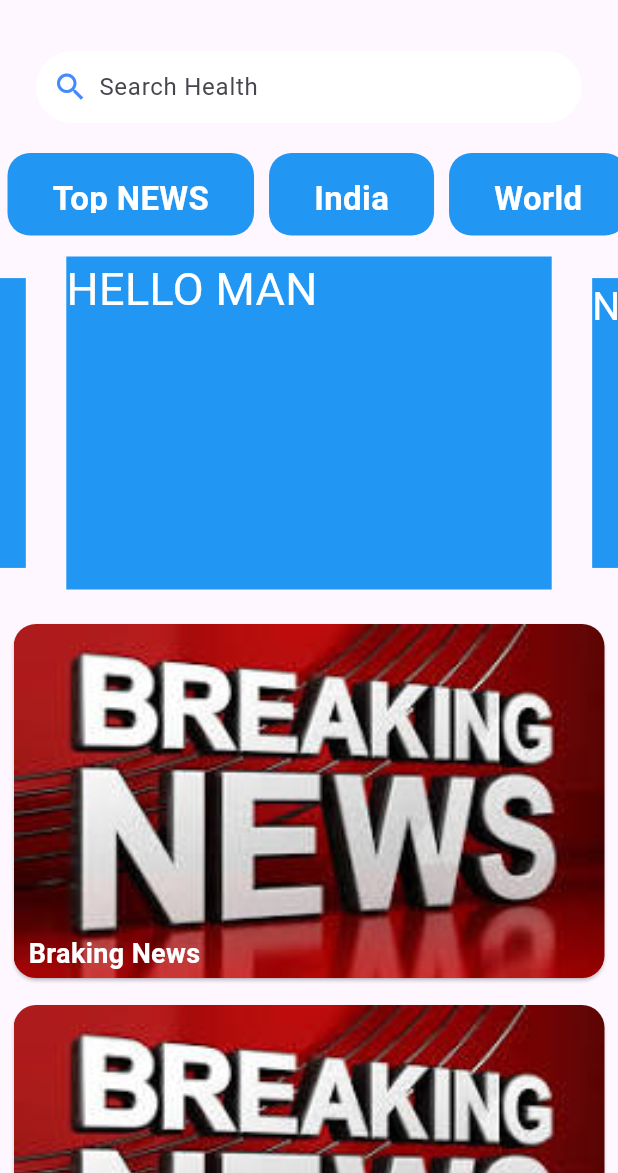
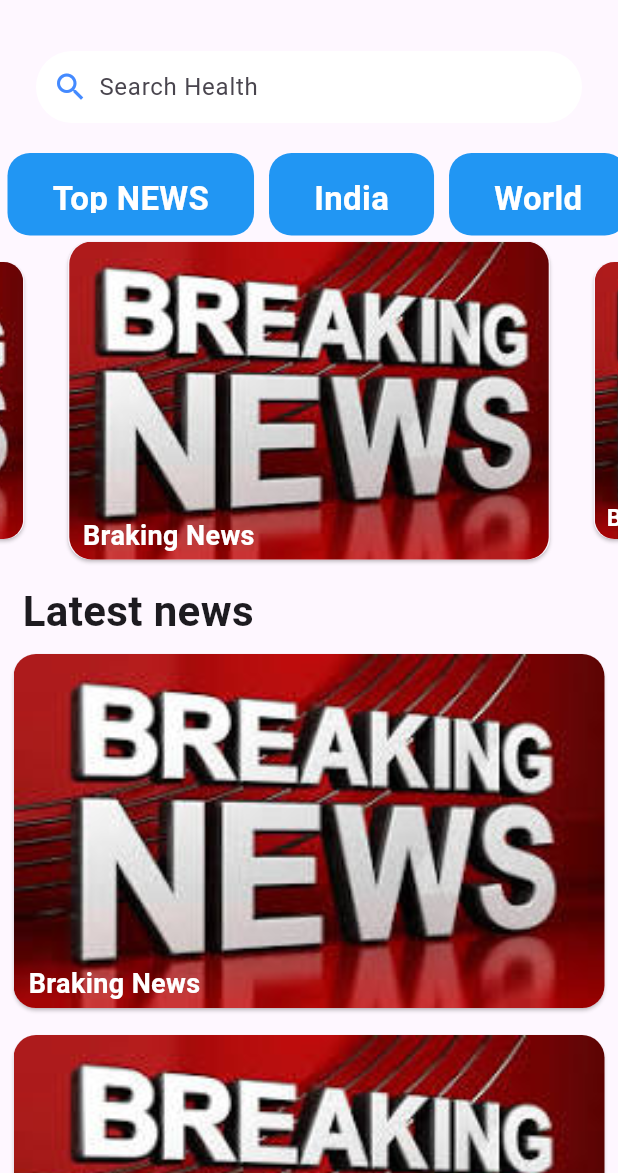
Before and after one commit to kumarrohit2002/ARNE_NEWS_APP, a Flutter app: the screen it shows after launch, on a phone screen of 412 x 824 dp, the part 63-1236 px from its top. Run offline on Flutter 3.47's test engine with Material 3 defaults, Android fonts, the phone set to English and light mode, and no system bars; drawn by our look-alikes of carousel_slider.

Commit message:
home page complete

```diff
--- a/lib/homepage.dart
+++ b/lib/homepage.dart
@@ -93,23 +93,46 @@ class _HomeState extends State<Home> {
 
             CarouselSlider(
                 options : CarouselOptions(
-                    height : 250,
+                    height : 220,
                     autoPlay : true,
                     enlargeCenterPage : true
                 ),
                 items : items.map((item) {
                   return Builder(
                       builder: (BuildContext context){
-                        return InkWell(
-                          onTap: () {
-                            print("MUJHE MARRO MAT");
-                          },
+                        return Container(
+                          // margin: EdgeInsets.symmetric(horizontal: 5,vertical: 5),
+                          // Image.asset("images/braking_news.jpeg",),
+                          child: Card(
+                            shape: RoundedRectangleBorder(
+                              borderRadius: BorderRadius.circular(15),
+                            ),
+                            elevation: 1.0,
+                            child: Stack(
+                              children: [
+                                Container(
+
+                                  margin: EdgeInsets.symmetric(horizontal: 1),
+                                  height: 220,
+                                  child: ClipRRect(
+                                      borderRadius: BorderRadius.circular(15),
+                                      child: Image.asset("images/braking_news.jpeg",
+                                        fit: BoxFit.cover, // Set this to cover the entire container
+                                      )),
+                                ),
+                                Positioned(
+                                    left: 0,
+                                    right: 0,
+                                    bottom: 0,
                                     child: Container(
-
-                            width: 400,
-                            decoration: BoxDecoration(color: Colors.blue),
-                            margin : EdgeInsets.symmetric(horizontal : 3 , vertical : 14),
-                            child : Text(item,style: TextStyle(color: Colors.white,fontSize: 30),),
+                                        padding: EdgeInsets.symmetric(horizontal: 10,vertical: 3),
+                                        child: Text("Braking News",
+                                          style: TextStyle(color: Colors.white,fontSize: 18,fontWeight: FontWeight.bold),
+                                        )
+                                    )
+                                )
+                              ],
+                            ),
                           ),
                         );
                       }
@@ -118,7 +141,18 @@ class _HomeState extends State<Home> {
             ),
 
             Container(
-              child: ListView.builder(
+              child: Column(
+                children: [
+                  Container(
+                    margin: EdgeInsets.fromLTRB(15, 10, 0, 0),
+                    child: Row(
+                      mainAxisAlignment: MainAxisAlignment.start,
+                      children: [
+                        Text("Latest news",style: TextStyle(fontWeight: FontWeight.bold,fontSize: 28),),
+                      ],
+                    ),
+                  ),
+                  ListView.builder(
                     physics: NeverScrollableScrollPhysics(),
                     shrinkWrap: true,
                     itemCount: 5,
@@ -158,6 +192,16 @@ class _HomeState extends State<Home> {
                         ),
                       );
                   }),
+                ],
+              ),
+            ),
+            Container(
+              child: Row(
+                mainAxisAlignment: MainAxisAlignment.center,
+                children: [
+                  ElevatedButton(onPressed: ()=>{}, child: Text("show more"))
+                ],
+              ),
             ),
           ],
         ),
```
Lines whose indentation alone changed are shown as unchanged.
